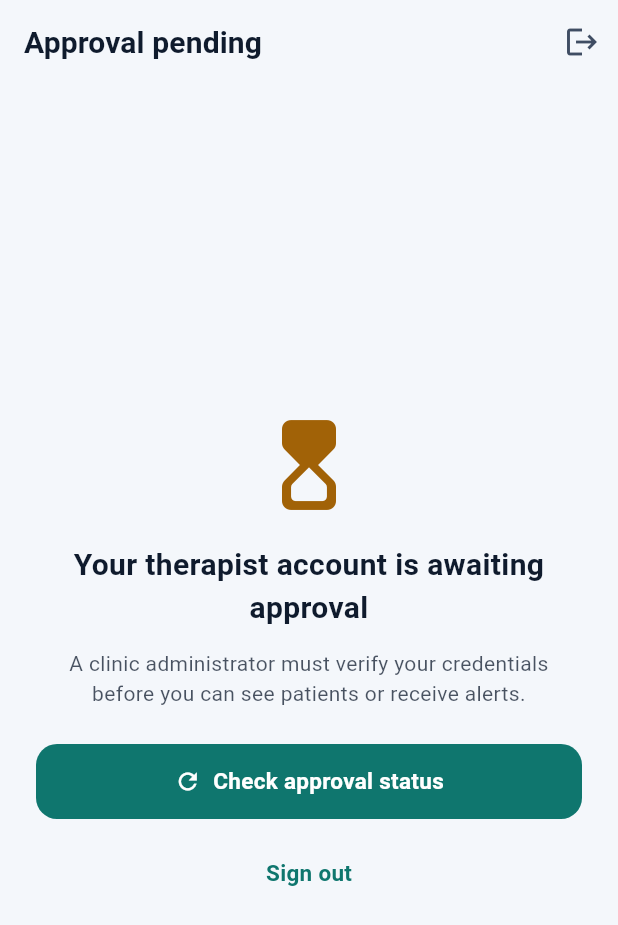
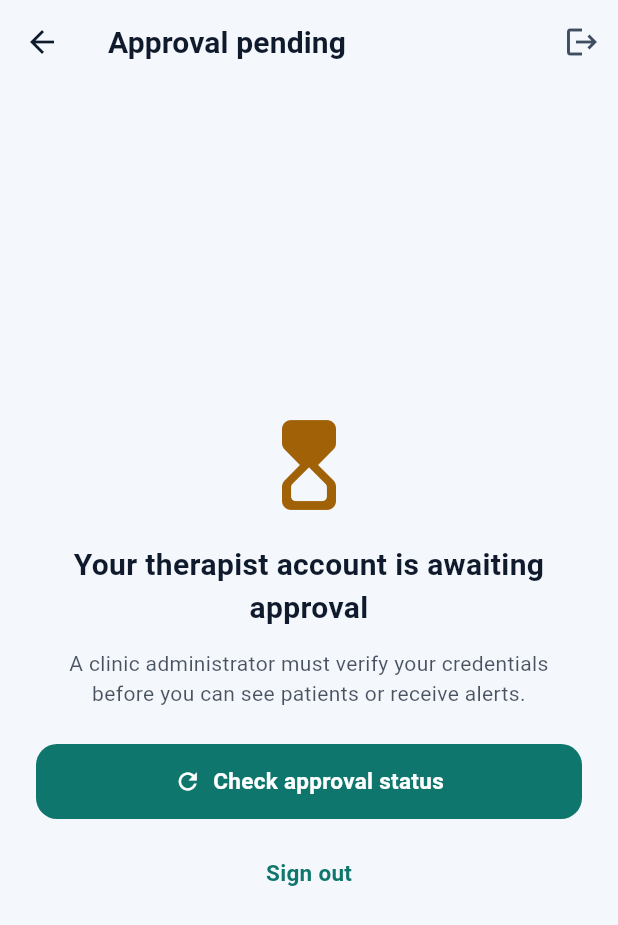
Before and after one commit to farook786-tech/MInd-Twin-, a Flutter app: the TherapistPendingScreen screen opened directly, on a phone screen of 412 x 824 dp. Shown: the top 925 px of the screen. Run offline on Flutter 3.47's test engine with Material 3 defaults, Android fonts, the phone set to English and light mode, and no system bars; our stand-ins replace audioplayers, cloud_firestore, connectivity_plus, firebase_auth, firebase_core, firebase_messaging and 6 more; missing offline and left inert: dart:js_interop, health, record; accounts and stored records are empty.

Commit message:
feat(navigation): enable back navigation across auth and pending screens

```diff
--- a/lib/screens/auth/role_selection_screen.dart
+++ b/lib/screens/auth/role_selection_screen.dart
@@ -92,7 +92,7 @@ class RoleSelectionScreen extends StatelessWidget {
                           icon: '🌱',
                           color: AppTheme.primaryIndigo,
                           onTap: () {
-                            Navigator.pushReplacement(
+                            Navigator.push(
                               context,
                               MaterialPageRoute(
                                 builder: (_) => const PatientAuthScreen(),
@@ -112,7 +112,7 @@ class RoleSelectionScreen extends StatelessWidget {
                           icon: '👨‍⚕️',
                           color: AppTheme.accentCyan,
                           onTap: () {
-                            Navigator.pushReplacement(
+                            Navigator.push(
                               context,
                               MaterialPageRoute(
                                 builder: (_) => const TherapistAuthScreen(),
--- a/lib/screens/auth/therapist_pending_screen.dart
+++ b/lib/screens/auth/therapist_pending_screen.dart
@@ -57,7 +57,7 @@ class _TherapistPendingScreenState extends State<TherapistPendingScreen> {
       backgroundColor: AppTheme.backgroundDark,
       appBar: AppBar(
         title: const Text('Approval pending'),
-        automaticallyImplyLeading: false,
+        leading: IconButton(icon: const Icon(Icons.arrow_back), tooltip: "Back", onPressed: _signOut),
         actions: [
           IconButton(icon: const Icon(Icons.logout), tooltip: 'Sign out', onPressed: _signOut),
         ],
```
